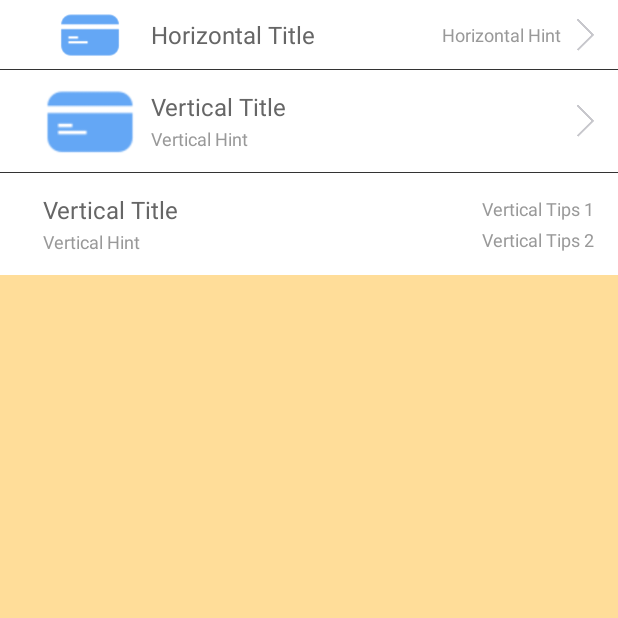
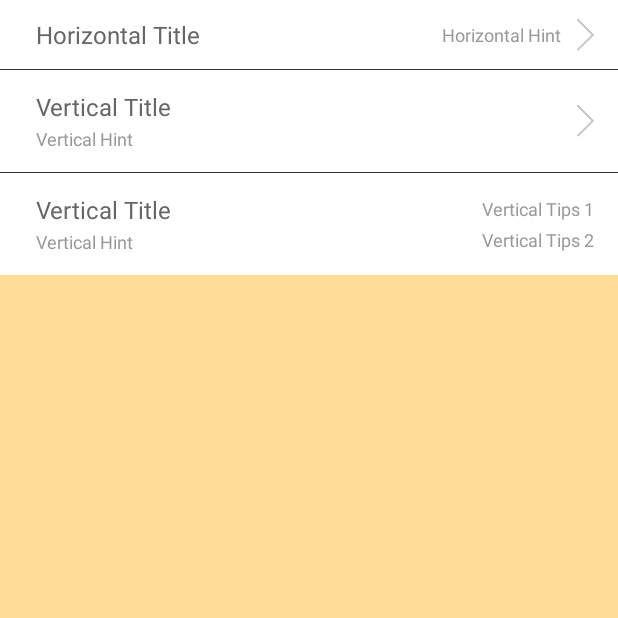
Before and after one commit to crabfang/CommonRowView, an Android app: the screen it shows after launch (MainActivity), on a phone screen of 412 x 824 dp, the top half of it. Run offline under Robolectric (Android 15) with nearby library versions, the phone set to English and light mode, and no system bars.

Commit message:
[MDF]优化VerticalRowView逻辑

```diff
--- a/build.gradle
+++ b/build.gradle
@@ -5,7 +5,7 @@ buildscript {
         jcenter()
     }
     dependencies {
-        classpath 'com.android.tools.build:gradle:2.2.2'
+        classpath 'com.android.tools.build:gradle:2.2.3'
         classpath 'com.jfrog.bintray.gradle:gradle-bintray-plugin:1.6'
         classpath 'com.github.dcendents:android-maven-gradle-plugin:1.5'
     }
--- a/gradle.properties
+++ b/gradle.properties
@@ -17,7 +17,7 @@
 # http://www.gradle.org/docs/current/userguide/multi_project_builds.html#sec:decoupled_projects
 # org.gradle.parallel=true
 PROJ_GROUP=com.cabe.lib.ui
-PROJ_VERSION=1.1.4
+PROJ_VERSION=1.1.5
 PROJ_ARTIFACT=RowView
 PROJ_NAME=RowView-Common
 
--- a/library/src/main/java/com/cabe/lib/ui/rowview/AbstractRowView.java
+++ b/library/src/main/java/com/cabe/lib/ui/rowview/AbstractRowView.java
@@ -6,6 +6,7 @@ import android.content.res.TypedArray;
 import android.graphics.Bitmap;
 import android.graphics.drawable.Drawable;
 import android.os.Build;
+import android.text.TextUtils;
 import android.util.AttributeSet;
 import android.util.TypedValue;
 import android.view.View;
@@ -128,15 +129,19 @@ public abstract class AbstractRowView extends RelativeLayout {
     }
 
     public void setIcon(int iconRes) {
-        if(rvIcon == null || iconRes <= 0) return;
+        if(rvIcon == null) return;
 
-        rvIcon.setImageResource(iconRes);
+        rvIcon.setVisibility(iconRes <= 0 ? View.GONE : View.VISIBLE);
+        if(iconRes > 0) {
+            rvIcon.setImageResource(iconRes);
+        }
     }
 
     public void setIcon(Drawable icon) {
         if(rvIcon == null) return;
 
         rvIcon.setImageDrawable(icon);
+        rvIcon.setVisibility(icon == null ? View.GONE : View.VISIBLE);
     }
 
     public void setIcon(Bitmap bmp) {
@@ -146,15 +151,19 @@ public abstract class AbstractRowView extends RelativeLayout {
     }
 
     public void setHint(int hintRes) {
-        if(rvHint == null || hintRes <= 0) return;
+        if(rvHint == null) return;
 
-        rvHint.setText(hintRes);
+        rvIcon.setVisibility(hintRes <= 0 ? View.GONE : View.VISIBLE);
+        if(hintRes > 0) {
+            rvHint.setText(hintRes);
+        }
     }
 
     public void setHint(CharSequence hint) {
         if(rvHint == null) return;
 
         rvHint.setText(hint);
+        rvHint.setVisibility(TextUtils.isEmpty(hint) ? View.GONE : View.VISIBLE);
     }
 
     public void setTitleSize(int unit, float size) {
--- a/library/src/main/java/com/cabe/lib/ui/rowview/TipsRowView.java
+++ b/library/src/main/java/com/cabe/lib/ui/rowview/TipsRowView.java
@@ -143,12 +143,4 @@ public class TipsRowView extends AbstractRowView {
 
         viewTips.setVisibility(show ? View.VISIBLE : View.GONE);
     }
-
-    @Override
-    public void setHint(CharSequence hint) {
-        super.setHint(hint);
-        if(viewHint != null) {
-            viewHint.setVisibility(TextUtils.isEmpty(hint) ? View.GONE : View.VISIBLE);
-        }
-    }
 }
--- a/library/src/main/res/layout/layout_custom_row_op_vertical.xml
+++ b/library/src/main/res/layout/layout_custom_row_op_vertical.xml
@@ -19,6 +19,7 @@
         android:layout_toRightOf="@+id/layout_custom_row_op_icon"
         android:layout_toLeftOf="@+id/layout_custom_row_op_arrow"
         android:layout_marginRight="10dp"
+        android:gravity="center_vertical"
         android:orientation="vertical" >
 
         <LinearLayout
--- a/library/src/main/res/values/row_custom_styles.xml
+++ b/library/src/main/res/values/row_custom_styles.xml
@@ -17,7 +17,7 @@
         <item name="android:background">@drawable/bg_row_view_normal</item>
     </style>
 
-    <style name="RowViewStyleV" parent="RowViewStyle">
+    <style name="RowViewStyle.V">
         <item name="android:layout_height">68dp</item>
     </style>
 
--- a/sample/src/main/res/layout/main_activity.xml
+++ b/sample/src/main/res/layout/main_activity.xml
@@ -24,7 +24,7 @@
 
     <com.cabe.lib.ui.rowview.VerticalRowView
         android:id="@+id/frag_me_row_bank_v"
-        style="@style/RowViewStyleV"
+        style="@style/RowViewStyle.V"
         app:rv_title="Vertical Title"
         app:rv_titleDrawablePadding="5dp"
         app:rv_titleDrawable="@drawable/rp_icon_me_card"
@@ -41,7 +41,7 @@
 
     <com.cabe.lib.ui.rowview.TipsRowView
         android:id="@+id/frag_me_row_bank_tips"
-        style="@style/RowViewStyleV"
+        style="@style/RowViewStyle.V"
         app:rv_title="Vertical Title"
         app:rv_hintTips="Vertical Hint"
         app:rv_tips_1="Vertical Tips 1"
```
Also changed, not shown: 1 other file.
